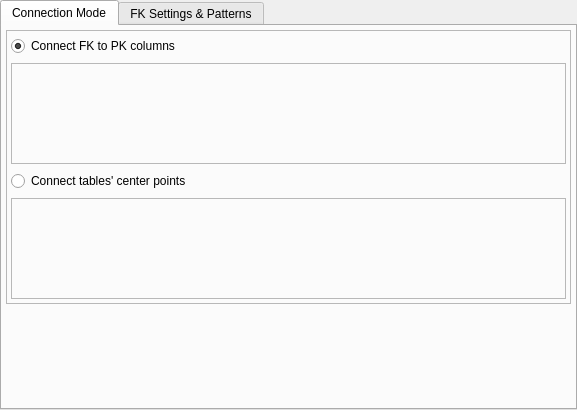
pgmodeler/pgmodeler, file libpgmodeler_ui/ui/relationshipconfigwidget.ui: the form before one commit.
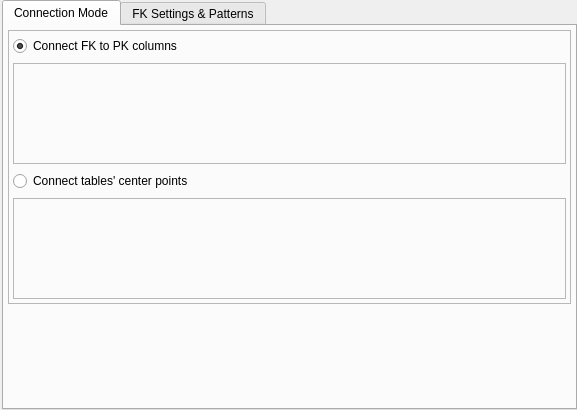
The form after the commit. Icons and pictures are not drawn.

```diff
--- a/libpgmodeler_ui/ui/relationshipconfigwidget.ui
+++ b/libpgmodeler_ui/ui/relationshipconfigwidget.ui
@@ -24,7 +24,7 @@
     <number>8</number>
    </property>
    <property name="leftMargin">
-    <number>0</number>
+    <number>2</number>
    </property>
    <property name="topMargin">
     <number>0</number>
```
